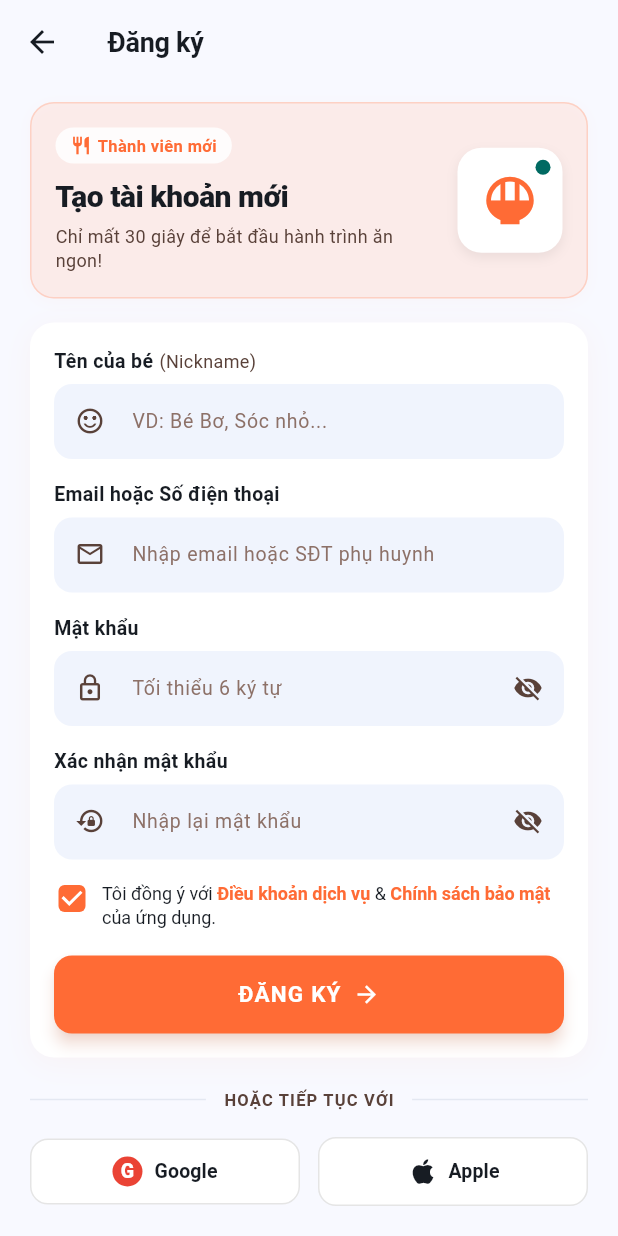
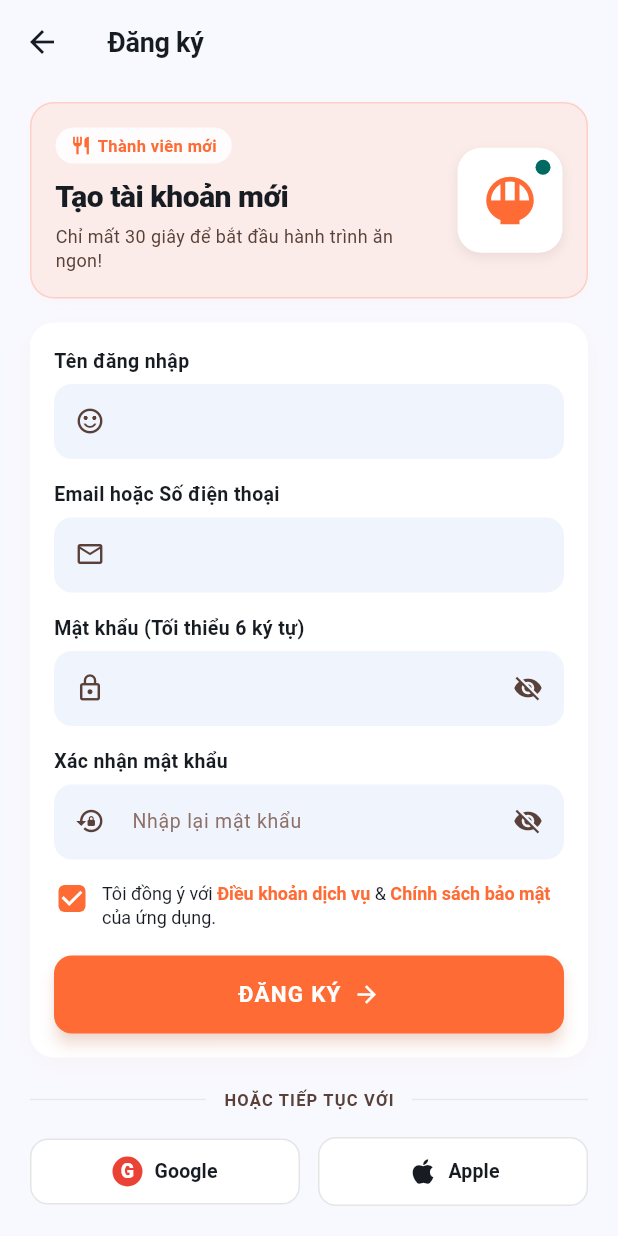
Before and after one commit to CALLMEKANEKI/the-be-thich-an-gi-nao, a Flutter app: the RegisterScreen screen opened directly, on a phone screen of 412 x 824 dp. Run offline on Flutter 3.47's test engine with Material 3 defaults, Android fonts, the phone set to English and light mode, and no system bars; our stand-ins replace flutter_map, geolocator, latlong2, sqflite; accounts and stored records are empty; network calls fail; Roboto replaces fonts that are missing (Plus Jakarta Sans).

Commit message:
fix(register): make hint parameter optional in form fields to fix compilation

```diff
--- a/frontend/lib/screens/register_screen.dart
+++ b/frontend/lib/screens/register_screen.dart
@@ -321,10 +321,8 @@ class _RegisterScreenState extends State<RegisterScreen> {
           children: [
             // Field 1: Nickname
             _buildTextField(
-              label: 'Tên của bé',
-              sublabel: '(Nickname)',
+              label: 'Tên đăng nhập',
               controller: _nameController,
-              hint: 'VD: Bé Bơ, Sóc nhỏ...',
               icon: Icons.sentiment_satisfied_alt,
             ),
 
@@ -334,7 +332,6 @@ class _RegisterScreenState extends State<RegisterScreen> {
             _buildTextField(
               label: 'Email hoặc Số điện thoại',
               controller: _contactController,
-              hint: 'Nhập email hoặc SĐT phụ huynh',
               icon: Icons.mail_outline,
               keyboardType: TextInputType.emailAddress,
             ),
@@ -343,9 +340,8 @@ class _RegisterScreenState extends State<RegisterScreen> {
 
             // Field 3: Password
             _buildPasswordField(
-              label: 'Mật khẩu',
+              label: 'Mật khẩu (Tối thiểu 6 ký tự)',
               controller: _passwordController,
-              hint: 'Tối thiểu 6 ký tự',
               obscure: _obscurePassword,
               onToggleObscure: () {
                 setState(() {
@@ -518,7 +514,7 @@ class _RegisterScreenState extends State<RegisterScreen> {
     required String label,
     String? sublabel,
     required TextEditingController controller,
-    required String hint,
+    String hint = '',
     required IconData icon,
     TextInputType keyboardType = TextInputType.text,
   }) {
@@ -559,7 +555,7 @@ class _RegisterScreenState extends State<RegisterScreen> {
             keyboardType: keyboardType,
             style: const TextStyle(fontSize: 14, color: AppTheme.onSurface),
             decoration: InputDecoration(
-              hintText: hint,
+              hintText: hint.isNotEmpty ? hint : null,
               hintStyle: const TextStyle(fontSize: 13, color: AppTheme.outline),
               prefixIcon: Icon(icon, size: 20, color: AppTheme.onSurfaceVariant),
               border: InputBorder.none,
@@ -574,7 +570,7 @@ class _RegisterScreenState extends State<RegisterScreen> {
   Widget _buildPasswordField({
     required String label,
     required TextEditingController controller,
-    required String hint,
+    String hint = '',
     required bool obscure,
     required VoidCallback onToggleObscure,
     ValueChanged<String>? onChanged,
@@ -613,7 +609,7 @@ class _RegisterScreenState extends State<RegisterScreen> {
               color: hasError ? const Color(0xFFBA1A1A) : AppTheme.onSurface,
             ),
             decoration: InputDecoration(
-              hintText: hint,
+              hintText: hint.isNotEmpty ? hint : null,
               hintStyle: const TextStyle(fontSize: 13, color: AppTheme.outline),
               prefixIcon: Icon(
                 isConfirm ? Icons.lock_reset : Icons.lock_outline,
```
